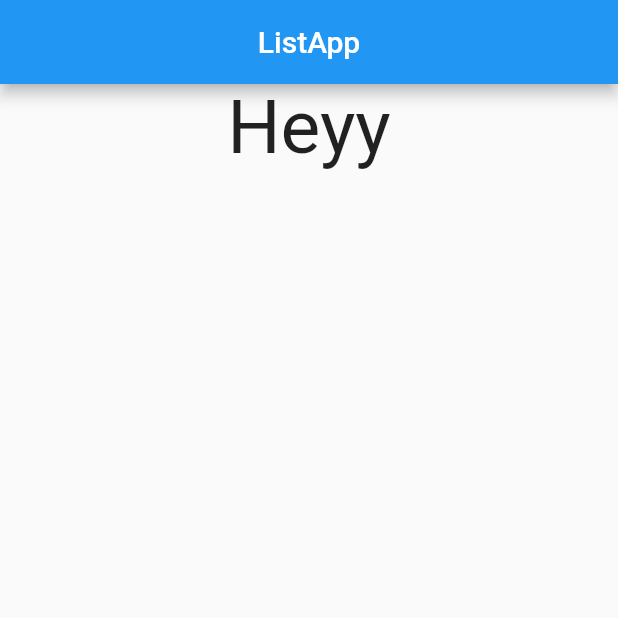
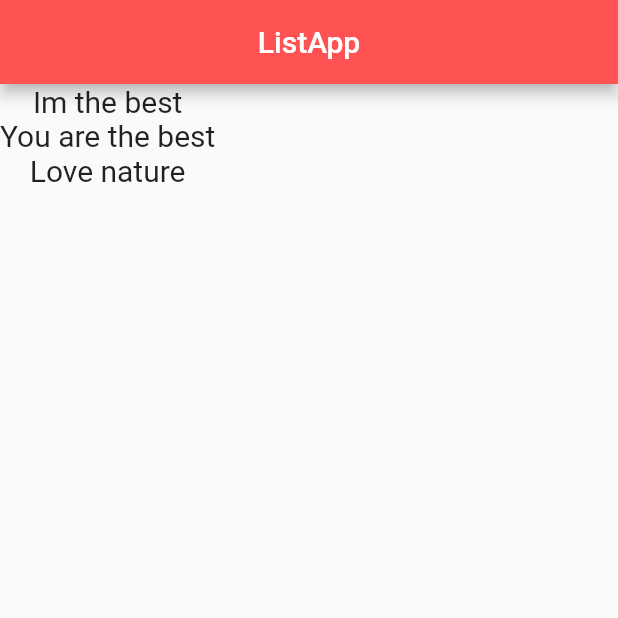
Before and after one commit to singhkunal2050/ListApp, a Flutter app: the screen it shows after launch, on a phone screen of 412 x 824 dp, the top half of it. Run offline on Flutter 3.47's test engine with Material 2 defaults, Android fonts, the phone set to English and light mode, and no system bars.

Commit message:
tolist with map

```diff
--- a/lib/main.dart
+++ b/lib/main.dart
@@ -8,6 +8,8 @@ class ListApp extends StatefulWidget {
 }
 
 class _ListAppState extends State<ListApp> {
+  List<String> qoutes = ["Im the best", "You are the best", "Love nature"];
+
   @override
   Widget build(BuildContext context) {
     return MaterialApp(
@@ -15,18 +17,27 @@ class _ListAppState extends State<ListApp> {
         appBar: AppBar(
           title: Text("ListApp"),
           centerTitle: true,
+          backgroundColor: Colors.redAccent,
         ),
-        body: Center(
-          child: Column(
-            children: <Widget>[
-              Text(
-                "Heyy",
-                style: TextStyle(fontSize: 50),
+        body: Column(
+          children: qoutes.map((qoute) {
+            return Text(
+              qoute,
+              style: TextStyle(
+                fontSize: 20,
               ),
-            ],
-          ),
+            );
+          }).toList(),
         ),
       ),
     );
   }
 }
+
+
+// childrens of a col/row can be given by passing map to lists with a widget return
+// toList function and maps can be used togerher with row/col etc
+// children : arr.map(elem){
+//     return Text(elem)
+// }).toList()
+// children: qoutes.map((qoute)=> Text(qoute)).toList();
```
